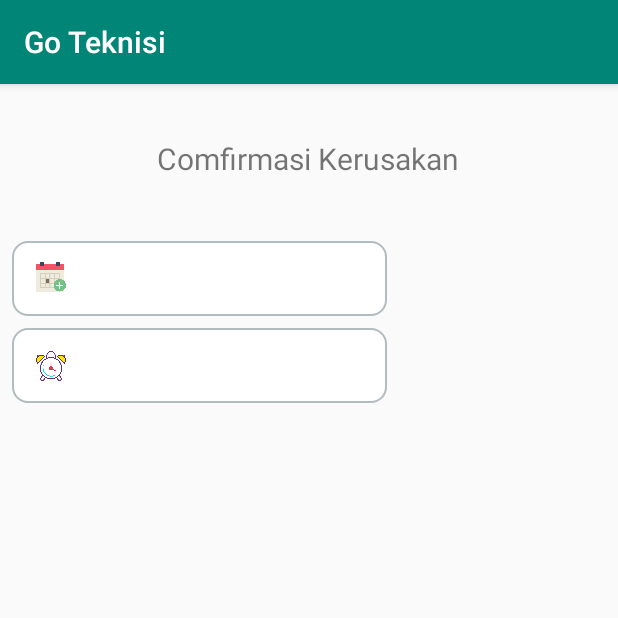
After one commit to canraar07/Go_Teknisi, an Android app: the ConfirmasiKerusakan screen opened directly, with no data from a screen before it, on a phone screen of 412 x 824 dp, the top half of it. The commit adds this screen. Run offline under Robolectric (Android 15) with nearby library versions, the phone set to English and light mode, and no system bars.

Commit message:
push new

```diff
--- /dev/null
+++ b/app/src/main/java/com/goteknisi/ConfirmasiKerusakan.kt
@@ -0,0 +1,19 @@
+package com.goteknisi
+
+import androidx.appcompat.app.AppCompatActivity
+import android.os.Bundle
+import com.goteknisi.ui.confirmasikerusakan.ConfirmasiKerusakanFragment
+
+class ConfirmasiKerusakan : AppCompatActivity() {
+
+    override fun onCreate(savedInstanceState: Bundle?) {
+        super.onCreate(savedInstanceState)
+        setContentView(R.layout.confirmasi_kerusakan_activity)
+        if (savedInstanceState == null) {
+            supportFragmentManager.beginTransaction()
+                .replace(R.id.container, ConfirmasiKerusakanFragment.newInstance())
+                .commitNow()
+        }
+    }
+
+}
--- /dev/null
+++ b/app/src/main/java/com/goteknisi/ui/confirmasikerusakan/ConfirmasiKerusakanFragment.kt
@@ -0,0 +1,63 @@
+package com.goteknisi.ui.confirmasikerusakan
+
+import android.app.DatePickerDialog
+import android.app.TimePickerDialog
+import androidx.lifecycle.ViewModelProviders
+import android.os.Bundle
+import android.util.Log
+import androidx.fragment.app.Fragment
+import android.view.LayoutInflater
+import android.view.View
+import android.view.ViewGroup
+import androidx.core.view.isVisible
+import com.goteknisi.R
+import kotlinx.android.synthetic.main.confirmasi_kerusakan_fragment.*
+import java.text.SimpleDateFormat
+import java.util.*
+
+class ConfirmasiKerusakanFragment : Fragment() {
+
+    companion object {
+        fun newInstance() = ConfirmasiKerusakanFragment()
+    }
+
+    private lateinit var viewModel: ConfirmasiKerusakanViewModel
+
+    override fun onCreateView(
+        inflater: LayoutInflater, container: ViewGroup?,
+        savedInstanceState: Bundle?
+    ): View {
+        return inflater.inflate(R.layout.confirmasi_kerusakan_fragment, container, false)
+    }
+
+    override fun onActivityCreated(savedInstanceState: Bundle?) {
+        super.onActivityCreated(savedInstanceState)
+        viewModel = ViewModelProviders.of(this).get(ConfirmasiKerusakanViewModel::class.java)
+        calendarView.isVisible=false
+        containtTime.setOnClickListener {
+            val mcurentTime = Calendar.getInstance()
+            val hour = mcurentTime.get(Calendar.HOUR_OF_DAY)
+            val minuts = mcurentTime.get(Calendar.MINUTE)
+            val mTimePicker : TimePickerDialog
+            mTimePicker = TimePickerDialog(this.context,
+                TimePickerDialog.OnTimeSetListener { timePicker, selectedHour, selectedMinute ->
+                    Log.e("hour",selectedHour.toString())
+                    textTime.text = "$selectedHour : $selectedMinute"
+                },
+            hour,
+            minuts,
+            true
+        )
+            mTimePicker.setTitle("select Time")
+            mTimePicker.show()
+        }
+        containtTgl.setOnClickListener {
+            calendarView.isVisible=true
+        }
+        calendarView.setOnDateChangeListener { view, year, month, dayOfMonth ->
+            textViewTgl.text = "$dayOfMonth:$month:$year"
+            calendarView.isVisible=false
+        }
+    }
+
+}
--- /dev/null
+++ b/app/src/main/java/com/goteknisi/ui/confirmasikerusakan/ConfirmasiKerusakanViewModel.kt
@@ -0,0 +1,7 @@
+package com.goteknisi.ui.confirmasikerusakan
+
+import androidx.lifecycle.ViewModel
+
+class ConfirmasiKerusakanViewModel : ViewModel() {
+    // TODO: Implement the ViewModel
+}
--- a/app/src/main/java/com/goteknisi/ui/jeniskerusakan/JenisKerusakanFragment.kt
+++ b/app/src/main/java/com/goteknisi/ui/jeniskerusakan/JenisKerusakanFragment.kt
@@ -1,6 +1,7 @@
 package com.goteknisi.ui.jeniskerusakan
 
 import android.content.ClipData
+import android.content.Intent
 import androidx.lifecycle.ViewModelProviders
 import android.os.Bundle
 import androidx.fragment.app.Fragment
@@ -10,6 +11,7 @@ import android.view.ViewGroup
 import androidx.core.view.isVisible
 import androidx.lifecycle.Observer
 import androidx.recyclerview.widget.LinearLayoutManager
+import com.goteknisi.ConfirmasiKerusakan
 import com.goteknisi.R
 import com.goteknisi.adapter.KerusakanAdapter
 import com.goteknisi.utils.DataKerusakan
@@ -53,6 +55,10 @@ class JenisKerusakanFragment : Fragment() {
         })
         list_kerusakan.layoutManager = LinearLayoutManager(this.activity)
         list_kerusakan.adapter = adapter
+        bPriksa.setOnClickListener {
+            val intent = Intent(this.context,ConfirmasiKerusakan::class.java)
+            startActivity(intent)
+        }
     }
 
 }
--- /dev/null
+++ b/app/src/main/res/drawable/styleborder.xml
@@ -0,0 +1,7 @@
+<?xml version="1.0" encoding="UTF-8"?>
+<shape xmlns:android="http://schemas.android.com/apk/res/android">
+    <solid android:color="#FFFFFF"/>
+    <stroke android:width="1dip" android:color="#B1BCBE" />
+    <corners android:radius="10dip"/>
+    <padding android:left="0dip" android:top="0dip" android:right="0dip" android:bottom="0dip" />
+</shape>
--- /dev/null
+++ b/app/src/main/res/layout/confirmasi_kerusakan_activity.xml
@@ -0,0 +1,7 @@
+<?xml version="1.0" encoding="utf-8"?>
+<FrameLayout xmlns:android="http://schemas.android.com/apk/res/android"
+    xmlns:tools="http://schemas.android.com/tools"
+    android:id="@+id/container"
+    android:layout_width="match_parent"
+    android:layout_height="match_parent"
+    tools:context=".ConfirmasiKerusakan" />
--- /dev/null
+++ b/app/src/main/res/layout/confirmasi_kerusakan_fragment.xml
@@ -0,0 +1,113 @@
+<?xml version="1.0" encoding="utf-8"?>
+<androidx.constraintlayout.widget.ConstraintLayout xmlns:android="http://schemas.android.com/apk/res/android"
+    xmlns:app="http://schemas.android.com/apk/res-auto"
+    xmlns:tools="http://schemas.android.com/tools"
+    android:id="@+id/confirmasikerusakan"
+    android:layout_width="match_parent"
+    android:layout_height="match_parent"
+    tools:context=".ui.confirmasikerusakan.ConfirmasiKerusakanFragment">
+
+    <TextView
+        android:id="@+id/textConfirmasiKerusakan"
+        android:layout_width="wrap_content"
+        android:layout_height="wrap_content"
+        android:layout_marginTop="36dp"
+        android:text="Comfirmasi Kerusakan"
+        android:textSize="20dp"
+        app:layout_constraintEnd_toEndOf="parent"
+        app:layout_constraintHorizontal_bias="0.498"
+        app:layout_constraintStart_toStartOf="parent"
+        app:layout_constraintTop_toTopOf="parent" />
+
+    <androidx.recyclerview.widget.RecyclerView
+        android:id="@+id/recylekkerusakan"
+        android:layout_width="409dp"
+        android:layout_height="wrap_content"
+        android:layout_marginTop="32dp"
+        app:layout_constraintTop_toBottomOf="@+id/textConfirmasiKerusakan"
+        tools:ignore="MissingConstraints"
+        tools:layout_editor_absoluteX="1dp" />
+
+    <CalendarView
+        android:id="@+id/calendarView"
+        android:layout_width="wrap_content"
+        android:layout_height="wrap_content"
+        android:visibility="invisible"
+        app:layout_constraintBottom_toBottomOf="parent"
+        app:layout_constraintEnd_toEndOf="parent"
+        app:layout_constraintStart_toStartOf="parent"
+        app:layout_constraintTop_toTopOf="parent" />
+
+    <androidx.constraintlayout.widget.ConstraintLayout
+        android:id="@+id/containtTgl"
+        android:layout_width="250dp"
+        android:layout_height="50dp"
+        android:background="@drawable/styleborder"
+        android:layout_marginStart="8dp"
+        android:layout_marginTop="9dp"
+        app:layout_constraintStart_toStartOf="parent"
+        app:layout_constraintTop_toBottomOf="@+id/recylekkerusakan"
+        tools:ignore="MissingConstraints">
+
+        <Button
+            android:id="@+id/buttonCalender"
+            android:layout_width="20dp"
+            android:layout_height="20dp"
+            android:layout_marginStart="16dp"
+            android:background="@drawable/calendar"
+            app:layout_constraintBottom_toBottomOf="parent"
+            app:layout_constraintStart_toStartOf="parent"
+            app:layout_constraintTop_toTopOf="parent"
+            app:layout_constraintVertical_bias="0.466"
+            tools:ignore="MissingConstraints" />
+
+        <TextView
+            android:id="@+id/textViewTgl"
+            android:layout_width="wrap_content"
+            android:layout_height="wrap_content"
+            android:layout_marginStart="8dp"
+            app:layout_constraintBottom_toBottomOf="parent"
+            app:layout_constraintStart_toEndOf="@+id/buttonCalender"
+            app:layout_constraintTop_toTopOf="parent"
+            app:layout_constraintVertical_bias="0.516"
+            tools:ignore="MissingConstraints"
+            tools:text="jkljlj" />
+
+    </androidx.constraintlayout.widget.ConstraintLayout>
+
+    <androidx.constraintlayout.widget.ConstraintLayout
+        android:id="@+id/containtTime"
+        android:layout_width="250dp"
+        android:layout_height="50dp"
+        android:layout_marginStart="8dp"
+        android:layout_marginTop="8dp"
+        android:background="@drawable/styleborder"
+        app:layout_constraintStart_toStartOf="parent"
+        app:layout_constraintTop_toBottomOf="@+id/containtTgl"
+        tools:ignore="MissingConstraints">
+
+        <Button
+            android:id="@+id/buttonTime"
+            android:layout_width="20dp"
+            android:layout_height="20dp"
+            android:layout_marginStart="16dp"
+            android:background="@drawable/alarmclock"
+            app:layout_constraintBottom_toBottomOf="parent"
+            app:layout_constraintStart_toStartOf="parent"
+            app:layout_constraintTop_toTopOf="parent" />
+
+        <TextView
+            android:id="@+id/textTime"
+            android:layout_width="wrap_content"
+            android:layout_height="wrap_content"
+            android:layout_marginStart="8dp"
+            app:layout_constraintBottom_toBottomOf="parent"
+            app:layout_constraintStart_toEndOf="@+id/buttonTime"
+            app:layout_constraintTop_toTopOf="parent"
+            app:layout_constraintVertical_bias="0.483"
+            tools:ignore="MissingConstraints"
+            tools:text="ajksjaksjak" />
+
+    </androidx.constraintlayout.widget.ConstraintLayout>
+
+</androidx.constraintlayout.widget.ConstraintLayout>
```
Also changed, not shown: app/src/main/AndroidManifest.xml (+4 -3 lines), app/src/main/java/com/goteknisi/FragmentEror.kt (added, +100 -0 lines), app/src/main/java/com/goteknisi/ui/dashboardlistteknisi/DashboardListTeknisiFragment.kt (+4 -4 lines), app/src/main/res/layout/dashboard_list_teknisi_fragment.xml (+11 -0 lines), app/src/main/res/layout/fragment_fragment_eror.xml (added, +14 -0 lines), app/src/main/res/drawable/alarmclock.png (added), app/src/main/res/drawable/calendar.png (added).
